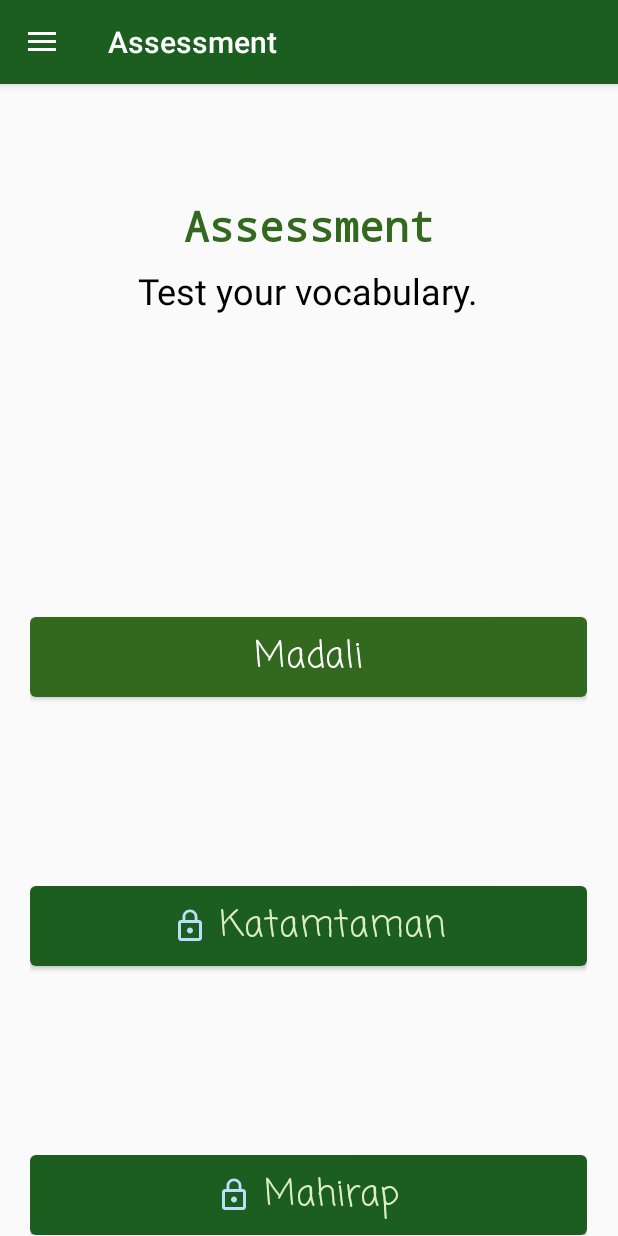
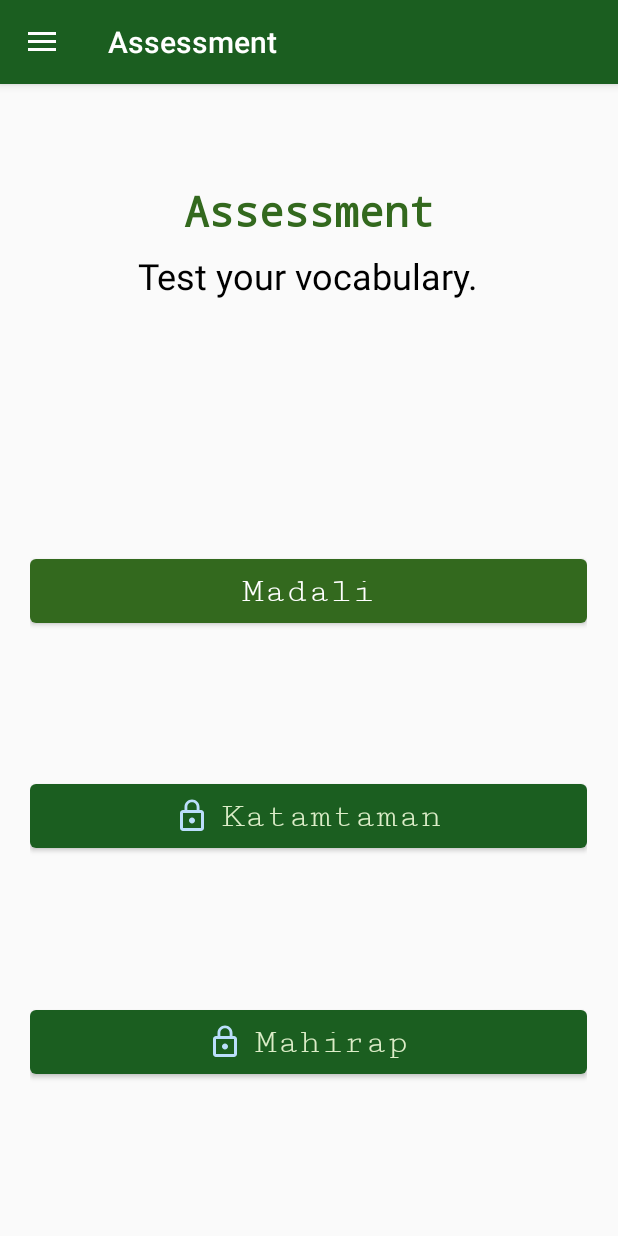
Before and after one commit to philipborbon/e-rotc, an Android app: the screen it shows after launch (MainActivity), in the side drawer, after a tap on "Assessment", on a phone screen of 412 x 824 dp. Run offline under Robolectric (Android 15) with nearby library versions, the phone set to English and light mode, and no system bars; our stand-ins replace Room's generated code; libraries missing offline, so code that uses them is left out: de.siegmar.fastcsv; 3 statements that could not run were skipped.

Commit message:
Fix assessment behavior

```diff
--- a/app/src/main/java/com/erotc/learning/activity/AssessmentActivity.kt
+++ b/app/src/main/java/com/erotc/learning/activity/AssessmentActivity.kt
@@ -164,19 +164,21 @@ class AssessmentActivity : AppCompatActivity() {
             if (index != 0) {
                 container_choices?.addView(ApplicationUtil.createSpacer(this))
             }
-            val view = ApplicationUtil.inflateLockedButton(layoutInflater, answer)
-
+            val view = ApplicationUtil.inflateButton(layoutInflater, answer, View.OnClickListener {
                 try {
                     validateAnswer(answer, timerTime)
                 } catch (e: Exception) {
                     e.printStackTrace()
                     Log.e(LOG_TAG, Log.getStackTraceString(e))
                 }
+            })
 
             container_choices?.addView(view)
+
             if (index == randomAnswerSet.size - 1) {
                 container_choices?.addView(ApplicationUtil.createSpacer(this))
             }
+
             index++
         }
     }
--- a/app/src/main/java/com/erotc/learning/fragment/AssessmentFragment.kt
+++ b/app/src/main/java/com/erotc/learning/fragment/AssessmentFragment.kt
@@ -72,7 +72,7 @@ class AssessmentFragment : Fragment() {
 
                 container_question_set.addView(view)
             }
-            if (index == questionSets.size ?: 0 - 1) {
+            if (index == questionSets.size -1) {
                 container_question_set.addView(ApplicationUtil.createSpacer(context))
             }
         }
--- a/app/src/main/res/layout/fragment_game.xml
+++ b/app/src/main/res/layout/fragment_game.xml
@@ -41,7 +41,7 @@
             android:layout_width="match_parent"
             android:layout_height="0dp"
             android:orientation="horizontal"
-            android:layout_weight=".7">
+            android:layout_weight=".8">
 
             <View
                 android:layout_width="0dp"
--- a/app/src/main/res/layout/layout_button.xml
+++ b/app/src/main/res/layout/layout_button.xml
@@ -5,6 +5,7 @@
     android:layout_height="wrap_content"
     app:cardCornerRadius="@dimen/card_radius"
     android:foreground="?android:attr/selectableItemBackground"
+    android:layout_weight="1"
     android:clickable="true">
 
     <LinearLayout
@@ -22,7 +23,7 @@
             android:text="Easy"
             android:textSize="@dimen/text_large"
             android:textAllCaps="false"
-            android:fontFamily="casual"
+            android:fontFamily="serif-monospace"
             android:textColor="@color/colorWhite"/>
 
     </LinearLayout>
--- a/app/src/main/res/layout/layout_button_locked.xml
+++ b/app/src/main/res/layout/layout_button_locked.xml
@@ -5,6 +5,7 @@
     android:layout_height="wrap_content"
     app:cardCornerRadius="@dimen/card_radius"
     android:foreground="?android:attr/selectableItemBackground"
+    android:layout_weight="1"
     android:clickable="false">
 
     <LinearLayout
@@ -29,7 +30,7 @@
             android:text="Hard"
             android:textSize="@dimen/text_large"
             android:textAllCaps="false"
-            android:fontFamily="casual"
+            android:fontFamily="serif-monospace"
             android:textColor="@color/color100"/>
 
     </LinearLayout>
```
Lines whose indentation alone changed are shown as unchanged.
